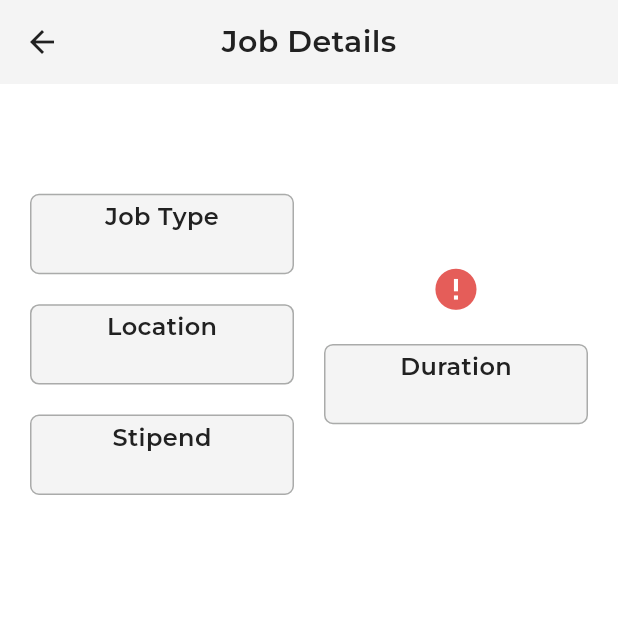
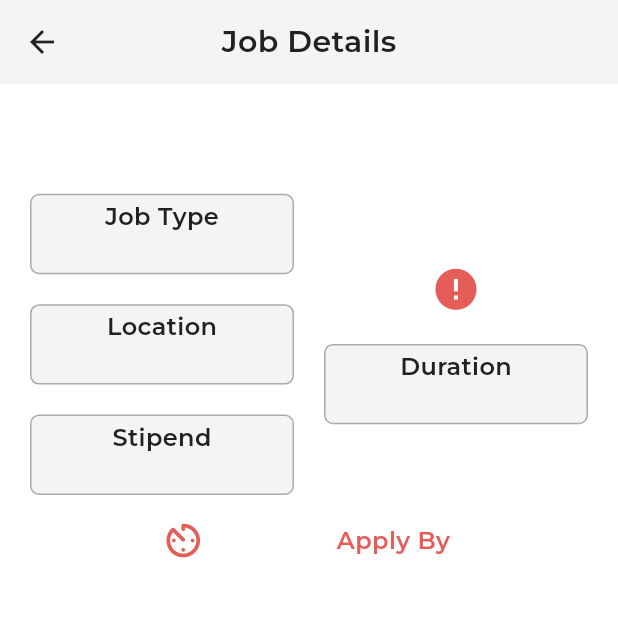
Before and after one commit to cooper235/mess-menu, a Flutter app: the JobDetailsPage screen opened directly with empty values, on a phone screen of 412 x 824 dp, the top half of it. Run offline on Flutter 3.47's test engine with Material 3 defaults, Android fonts, the phone set to English and light mode, and no system bars; our stand-ins replace bloc, equatable, firebase_core, flutter_bloc, flutter_secure_storage, fluttertoast and 1 more; missing offline and left inert: mongo_dart; accounts and stored records are empty; network calls fail.

Commit message:
Job Details Apply By Done

```diff
--- a/lib/features/home/presentation/widgets/job_details_page.dart
+++ b/lib/features/home/presentation/widgets/job_details_page.dart
@@ -86,6 +86,25 @@ class _JobDetailsPageState extends State<JobDetailsPage> {
                   ],
                 ),
               ],
+            ),
+            SizedBox(
+              width: MediaQuery.of(context).size.width - 40,
+              height: MediaQuery.of(context).size.height * 0.05,
+              child: Row(
+                mainAxisAlignment: MainAxisAlignment.spaceEvenly,
+                crossAxisAlignment: CrossAxisAlignment.center,
+                children: [
+                  Icon(
+                    Icons.av_timer_rounded,
+                    size: 30,
+                    color: Theme.of(context).colorScheme.onError,
+                  ),
+                  Text("Apply By ${currentJob.applyBy}",
+                      style: Theme.of(context).textTheme.bodyMedium!.copyWith(
+                          fontSize: 16,
+                          color: Theme.of(context).colorScheme.onError)),
+                ],
+              ),
             ),
           ],
         ),
```
